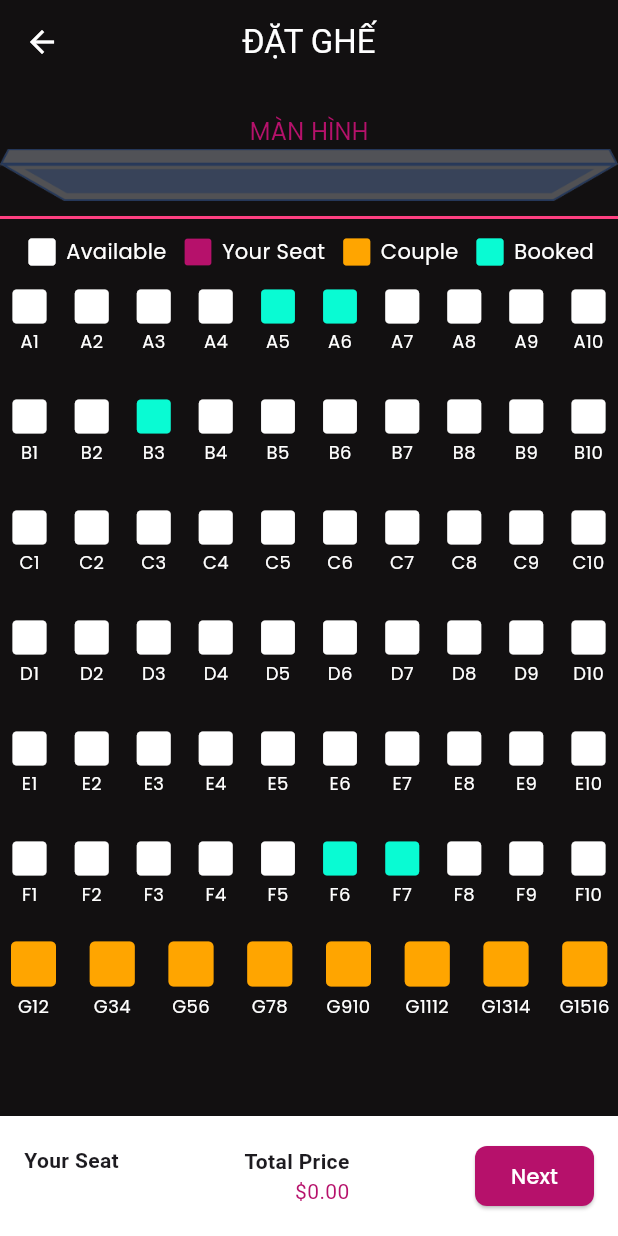
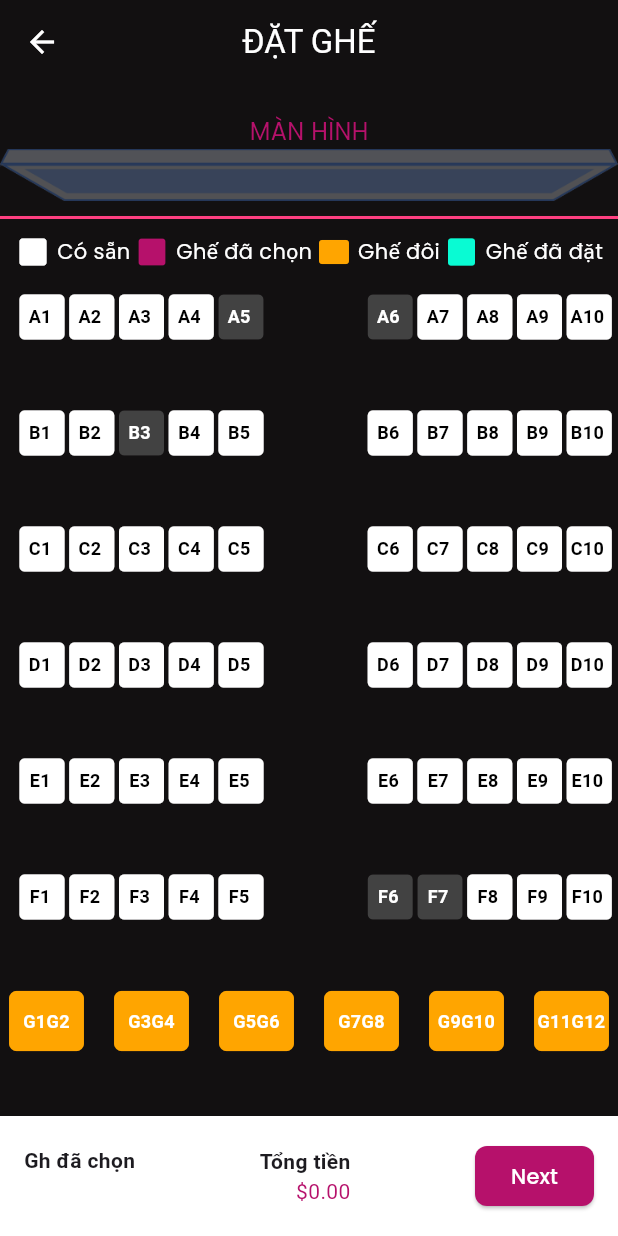
Before and after one commit to coder1807/App-Mobile-Booking-Ticket-Movie, a Flutter app: the SeatBooking screen opened directly with empty values, on a phone screen of 412 x 824 dp. Run offline on Flutter 3.47's test engine with Material 3 defaults, Android fonts, the phone set to English and light mode, and no system bars; our stand-ins replace flutter_dotenv, font_awesome_flutter; missing offline and left inert: dart:ffi; accounts and stored records are empty; network calls fail.

Commit message:
ui ds ghế

```diff
--- a/lib/Screens/Client/Main/Views/Bookings/Movies/SeatBooking.dart
+++ b/lib/Screens/Client/Main/Views/Bookings/Movies/SeatBooking.dart
@@ -21,13 +21,13 @@ class _SeatBookingState extends State<SeatBooking> {
   final List<String> coupleSeatRows = ['G'];
 
   final int singleSeatsPerRow = 10;
-  final int coupleSeatsPerRow = 8;
+  final int coupleSeatsPerRow = 6;
 
   final double singleSeatPrice = 13.0;
   final double coupleSeatPrice = 25.0;
 
   final List<String> coupleSeats = [
-    'G1', 'G2', 'G3', 'G4', 'G5', 'G6', 'G7', 'G8','G9','G10','G11','G12','G13','G14','G15','G16'
+    'G1', 'G2', 'G3', 'G4', 'G5', 'G6', 'G7', 'G8','G9','G10','G11','G12',
   ];
 
   List<String> selectedSeats = [];
@@ -67,42 +67,26 @@ class _SeatBookingState extends State<SeatBooking> {
               color: Colors.pinkAccent,
             ),
             Padding(
-              padding: const EdgeInsets.symmetric(horizontal: 16.0),
+              padding: const EdgeInsets.symmetric(horizontal: 10.0),
               child: Row(
                 mainAxisAlignment: MainAxisAlignment.spaceBetween,
                 children: [
-                  _buildLegend(Icons.square_rounded, AppTheme.colors.white, "Available"),
+                  _buildLegend(Icons.square_rounded, AppTheme.colors.white, "Có sẵn"),
 
-                   _buildLegend(Icons.square_rounded, AppTheme.colors.pink, "Your Seat"),
-                  _buildLegend(Icons.square_rounded, AppTheme.colors.orangeColor, "Couple"),
-                  _buildLegend(Icons.square_rounded, AppTheme.colors.blueSky, "Booked"),
+                   _buildLegend(Icons.square_rounded, AppTheme.colors.pink, "Ghế đã chọn"),
+                  _buildLegend(Icons.rectangle_rounded, AppTheme.colors.orangeColor, "Ghế đôi"),
+                  _buildLegend(Icons.square_rounded, AppTheme.colors.blueSky, "Ghế đã đặt"),
 
                 ],
               ),
             ),
-            Expanded(//tên vô giữa icon, 2 cột 1 bên 5 ghế, available nền đen chữ trắng, booked xám đậm chữ trắng bold
+            Expanded(//tên vô giữa icon, 2 cột 1 bên 5 ghế, available nền đen chữ trắng
+                // , booked xám đậm chữ trắng bold
               child: CustomScrollView(
                 slivers: [
                   // Phần ghế single
-                  SliverGrid(
-                    gridDelegate: SliverGridDelegateWithFixedCrossAxisCount(
-                      crossAxisCount: singleSeatsPerRow,
-                      mainAxisSpacing: 8,
-                      crossAxisSpacing: 2,
-                      childAspectRatio:0.6,
-                    ),
-                    delegate: SliverChildBuilderDelegate(
-                          (context, index) {
-                        int rowIndex = index ~/ singleSeatsPerRow;
-                        String seat = singleSeatRows[rowIndex] +
-                            (index % singleSeatsPerRow + 1).toString();
-                        return _buildSeatWidget(seat);
-                      },
-                      childCount: singleSeatRows.length * singleSeatsPerRow,
-                    ),
-                  ),
+                  _buildSingleSeatsSection(),
 
-                  // Phần ghế couple
                   // Phần ghế couple
                   SliverGrid(
                     gridDelegate: SliverGridDelegateWithFixedCrossAxisCount(
@@ -140,7 +124,7 @@ class _SeatBookingState extends State<SeatBooking> {
                   Column(
                     crossAxisAlignment: CrossAxisAlignment.start,
                     children: [
-                      const Text("Your Seat",
+                      const Text("Gh đã chọn",
                           style: TextStyle(fontWeight: FontWeight.bold)),
                       Text(
                         selectedSeats.join(', '),
@@ -151,7 +135,7 @@ class _SeatBookingState extends State<SeatBooking> {
                   Column(
                     crossAxisAlignment: CrossAxisAlignment.end,
                     children: [
-                      const Text("Total Price",
+                      const Text("Tổng tiền",
                           style: TextStyle(fontWeight: FontWeight.bold)),
                       Text(
                         "\$${calculateTotalPrice().toStringAsFixed(2)}",
@@ -208,22 +192,30 @@ class _SeatBookingState extends State<SeatBooking> {
       bool isFirstInCouplePair = seatNumber % 2 == 1;
 
       if (isFirstInCouplePair) {
-        seat = '${seat[0]}${seatNumber}${seatNumber+1}';
+        seat = '${seat[0]}${seatNumber}${seat[0]}${seatNumber + 1}';
       } else {
         return SizedBox.shrink();
       }
     }
 
     if (bookedSeats.contains(seat)) {
-      seatColor = AppTheme.colors.blueSky;
+      seatColor = Colors.grey[800]!;
     } else if (selectedSeats.contains(seat)) {
       seatColor = AppTheme.colors.pink;
     } else {
       seatColor = isCoupleRow ? AppTheme.colors.orangeColor : AppTheme.colors.white;
     }
 
+    TextStyle textStyle = TextStyle(
+      fontSize: 12, // Tăng kích thước chữ nếu cần
+      fontWeight: bookedSeats.contains(seat) ? FontWeight.bold : FontWeight.w600,
+      color: seatColor == AppTheme.colors.white ? Colors.black : Colors.white,
+    );
+
     return GestureDetector(
-      onTap: bookedSeats.contains(seat) ? null : () {
+      onTap: bookedSeats.contains(seat)
+          ? null
+          : () {
         setState(() {
           if (selectedSeats.contains(seat)) {
             selectedSeats.remove(seat);
@@ -232,22 +224,29 @@ class _SeatBookingState extends State<SeatBooking> {
           }
         });
       },
-      child: Column(
-        mainAxisAlignment: MainAxisAlignment.center,
+      child: Stack(
+        alignment: Alignment.center, // Đảm bảo căn giữa text
         children: [
           Icon(
-            Icons.square_rounded,
-            size: isCoupleRow ? 40 : 30,
+            isCoupleRow ? Icons.rectangle_rounded : Icons.square_rounded,
+            size: isCoupleRow ? 60: 40,
             color: seatColor,
           ),
-          Text(
-            seat,
-            style: TextStyle(
-              fontSize: 12,
-              fontFamily: 'Poppins',
-              color: AppTheme.colors.white,
+          if(!isCoupleRow)
+            Center(
+              child: Text(
+                '  ' + '$seat',
+                style: textStyle,
+                textAlign: TextAlign.center,
+              ),
             ),
-          ),
+
+          if(isCoupleRow)
+            Text(
+              seat,
+              style: textStyle,
+              textAlign: TextAlign.center,
+            ),
         ],
       ),
     );
@@ -259,6 +258,7 @@ class _SeatBookingState extends State<SeatBooking> {
         Icon(icon, color: color, size: 24),
         const SizedBox(width: 4),
         Text(label,
+            textAlign: TextAlign.center,
             style: TextStyle(
                 fontSize: 14,
                 color: AppTheme.colors.white,
@@ -266,4 +266,40 @@ class _SeatBookingState extends State<SeatBooking> {
       ],
     );
   }
+  Widget _buildSingleSeatsSection() {
+    return SliverPadding(
+      padding: const EdgeInsets.symmetric(horizontal: 8.0),
+      sliver: SliverGrid(
+        gridDelegate: const SliverGridDelegateWithFixedCrossAxisCount(
+          crossAxisCount: 12, // Tăng số cột lên để tạo khoảng trống ở giữa
+          mainAxisSpacing:15,
+          crossAxisSpacing: 2,
+          childAspectRatio: 0.5,
+        ),
+        delegate: SliverChildBuilderDelegate(
+              (context, index) {
+            int rowIndex = index ~/ 12; // Số cột mới
+            int colIndex = index % 12; // Vị trí trong hàng
+
+            // Bỏ qua 2 cột ở giữa (cột 5 và 6)
+            if (colIndex == 5 || colIndex == 6) {
+              return const SizedBox(); // Khoảng trống ở giữa
+            }
+
+            // Tính số ghế thực tế
+            int actualSeatNumber;
+            if (colIndex < 5) {
+              actualSeatNumber = colIndex + 1; // Ghế 1-5 bên trái
+            } else {
+              actualSeatNumber = colIndex - 1; // Ghế 6-10 bên phải
+            }
+
+            String seat = '${singleSeatRows[rowIndex]}$actualSeatNumber';
+            return _buildSeatWidget(seat);
+          },
+          childCount: singleSeatRows.length * 12, // Số cột mới
+        ),
+      ),
+    );
+  }
 }
--- a/lib/Screens/Client/Main/Views/CinemaDetailPage.dart
+++ b/lib/Screens/Client/Main/Views/CinemaDetailPage.dart
@@ -6,7 +6,6 @@ import 'package:flutter_dotenv/flutter_dotenv.dart';
 import 'package:movie_app/Screens/Client/Main/Model/MovieItem.dart';
 import 'package:movie_app/Screens/Client/Main/Model/ScheduleItem.dart';
 import 'package:movie_app/Screens/Client/Main/Views/Bookings/Movies/SeatBooking.dart';
-import 'package:movie_app/Screens/Client/Main/Views/Bookings/Movies/SeatTest.dart';
 
 class CinemaDetailPage extends StatefulWidget {
   final int cinemaId;
@@ -52,9 +51,7 @@ class _CinemaDetailPageState extends State<CinemaDetailPage> {
     if (baseUrl == null) {
       throw Exception('Base URL is null. Please check the .env file.');
     }
-
     final response = await http.get(Uri.parse('$baseUrl/cinema/$cinemaId'));
-
     // Debugging response body
     print("Response body: ${response.body}");
 
--- a/lib/main.dart
+++ b/lib/main.dart
@@ -35,7 +35,7 @@ class MyApp extends StatelessWidget {
   Widget build(BuildContext context) {
     return const MaterialApp(
       debugShowCheckedModeBanner: false,
-      home: SignInPage(),
+      home: MainPage(),
     );
   }
 }
```
